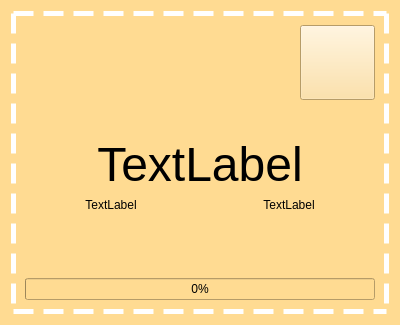
Above: basicquiz.ui from zxjorge/EDApp before the change. Below: the same form after it.
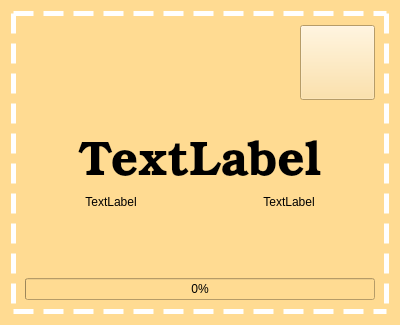
That is the form after the change. Icons and pictures are not drawn.

Diff of the .ui file:
```diff
--- a/basicquiz.ui
+++ b/basicquiz.ui
@@ -77,9 +77,16 @@
         </property>
         <property name="font">
          <font>
+          <family>Bookman Old Style</family>
           <pointsize>36</pointsize>
+          <italic>false</italic>
+          <bold>false</bold>
          </font>
         </property>
+        <property name="styleSheet">
+         <string notr="true">font: 500 36pt &quot;Bookman Old Style&quot;;
+color: rgb(0, 0, 0);</string>
+        </property>
         <property name="text">
          <string>TextLabel</string>
         </property>
@@ -100,6 +107,10 @@
               <verstretch>0</verstretch>
              </sizepolicy>
             </property>
+            <property name="styleSheet">
+             <string notr="true">font: 300 9pt &quot;Bookman Old Style&quot;;
+color: rgb(0, 0, 0);</string>
+            </property>
             <property name="text">
              <string>TextLabel</string>
             </property>
@@ -155,6 +166,10 @@
               <verstretch>0</verstretch>
              </sizepolicy>
             </property>
+            <property name="styleSheet">
+             <string notr="true">font: 300 9pt &quot;Bookman Old Style&quot;;
+color: rgb(0, 0, 0);</string>
+            </property>
             <property name="text">
              <string>TextLabel</string>
             </property>
```
